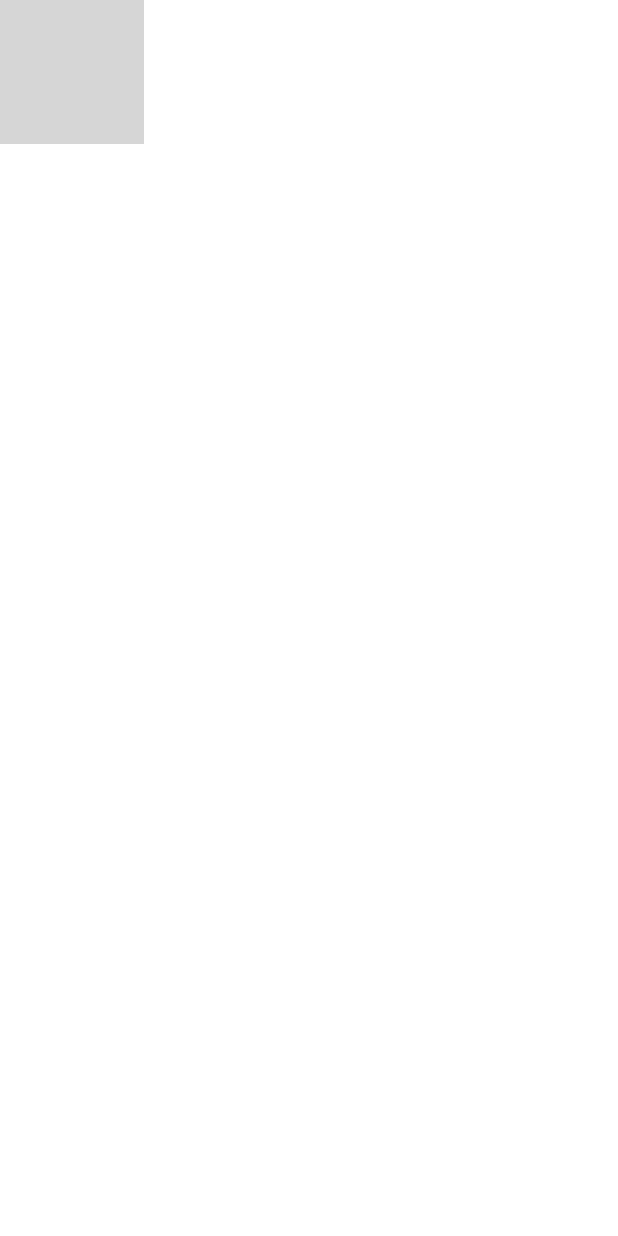
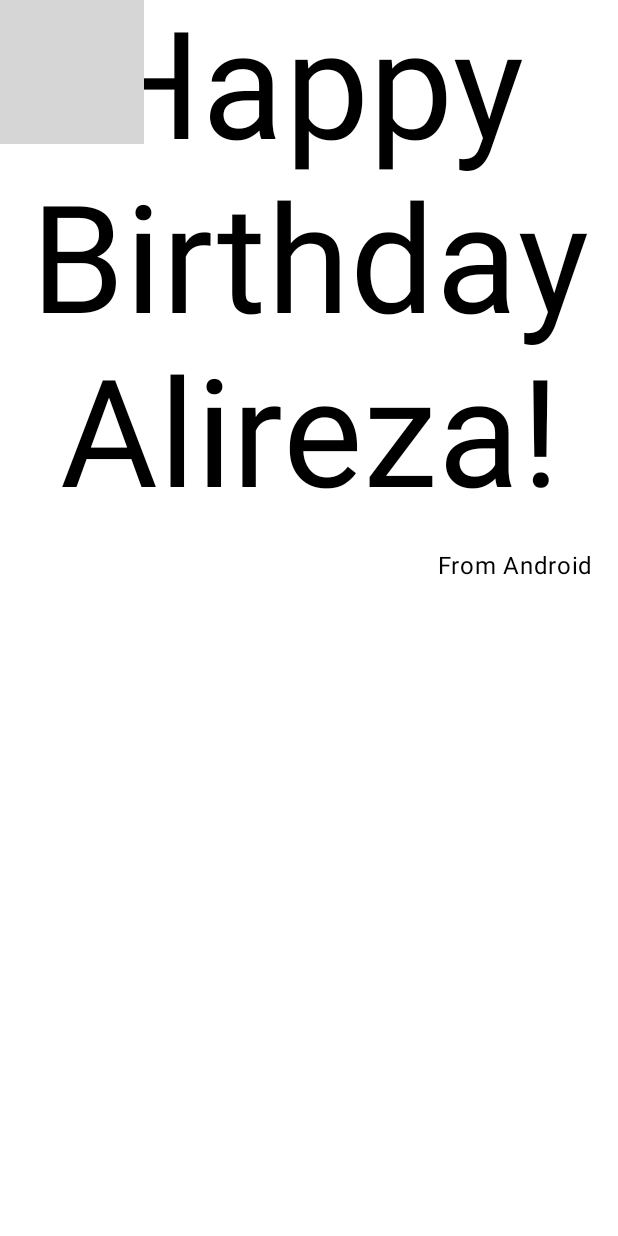
Before and after one commit to ghasabeh/HappyBirthday, an Android app built with Jetpack Compose: the @Preview function BirthdayCardPreview, on a phone screen of 412 x 824 dp. Run offline under Robolectric (Android 15) with nearby library versions, the phone set to English and light mode, and no system bars; grey boxes are pictures that could not be loaded.

Commit message:
Use Box component and GreetingText in it.

```diff
--- a/app/src/main/java/com/ghasabeie/happybirthday/MainActivity.kt
+++ b/app/src/main/java/com/ghasabeie/happybirthday/MainActivity.kt
@@ -5,6 +5,7 @@ import androidx.activity.ComponentActivity
 import androidx.activity.compose.setContent
 import androidx.compose.foundation.Image
 import androidx.compose.foundation.layout.Arrangement
+import androidx.compose.foundation.layout.Box
 import androidx.compose.foundation.layout.Column
 import androidx.compose.foundation.layout.fillMaxSize
 import androidx.compose.foundation.layout.padding
@@ -31,7 +32,7 @@ class MainActivity : ComponentActivity() {
                     modifier = Modifier.fillMaxSize(),
                     color = MaterialTheme.colorScheme.background
                 ) {
-                    GreetingText(
+                    GreetingImage(
                         message = "Happy Birthday Alireza!",
                         from = "From Android Community",
                         modifier = Modifier.padding(8.dp)
@@ -61,7 +62,10 @@ fun GreetingText(message: String, from: String, modifier: Modifier = Modifier) {
 @Composable
 fun GreetingImage(message: String, from: String, modifier: Modifier = Modifier) {
     val backImage = painterResource(R.drawable.androidparty)
-    Image(painter = backImage, contentDescription = "$message $from")
+    Box(modifier){
+        Image(painter = backImage, contentDescription = "$message $from")
+        GreetingText(message = message, from = from)
+    }
 }
 @Preview(showBackground = true, showSystemUi = true, name = "Alireza 's preview")
 @Composable
```
